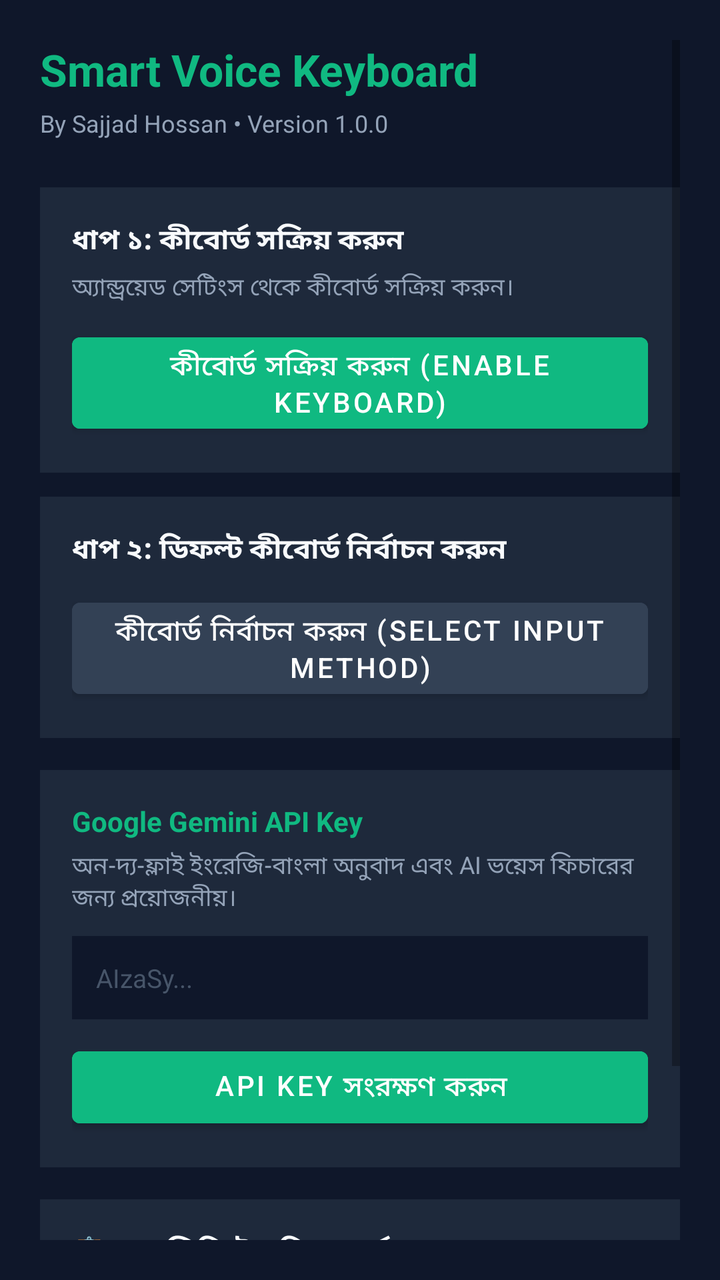
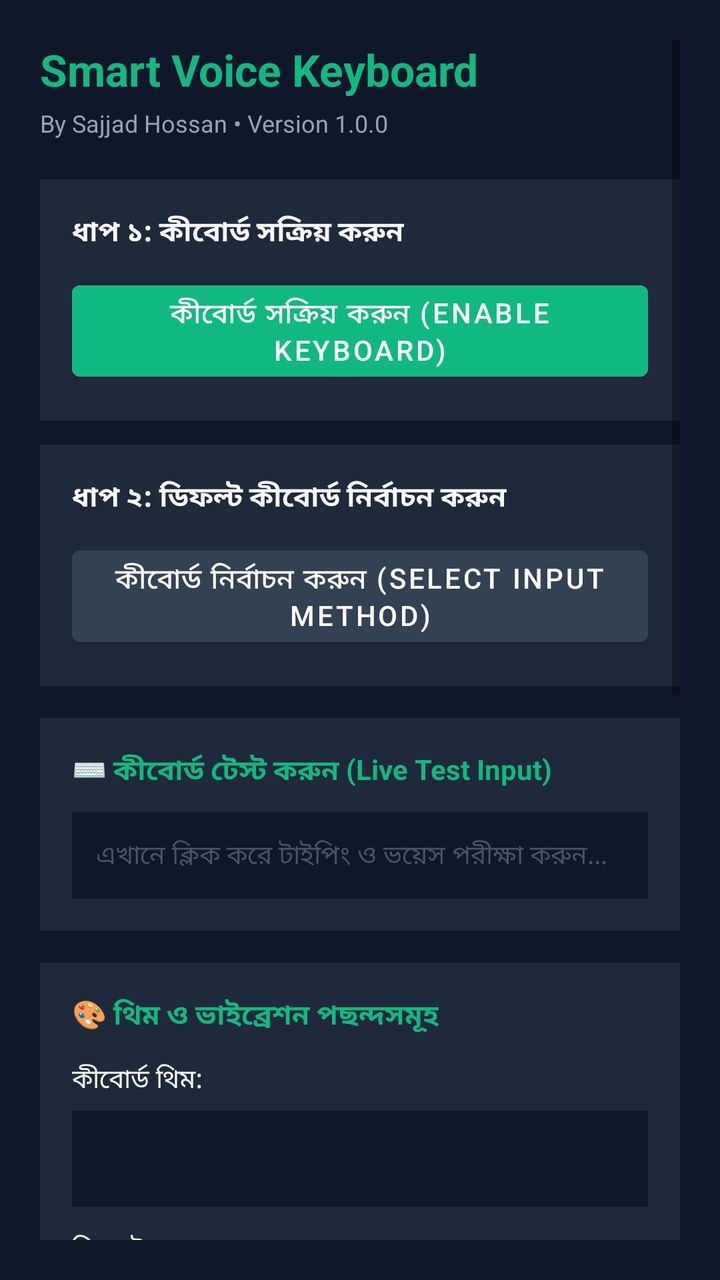

Compare the two renders of this Android layout. The source of the first and the diff that turns it into the second are given below.
<!-- AndroidManifest.xml: activity theme Theme.SmartVoiceKeyboard -->
<!-- res/layout/activity_settings.xml -->
<?xml version="1.0" encoding="utf-8"?>
<ScrollView xmlns:android="http://schemas.android.com/apk/res/android"
    android:layout_width="match_parent"
    android:layout_height="match_parent"
    android:background="#0F172A"
    android:padding="20dp">

    <LinearLayout
        android:layout_width="match_parent"
        android:layout_height="wrap_content"
        android:orientation="vertical">

        <TextView
            android:layout_width="wrap_content"
            android:layout_height="wrap_content"
            android:text="Smart Voice Keyboard"
            android:textColor="#10B981"
            android:textSize="22sp"
            android:textStyle="bold" />

        <TextView
            android:layout_width="wrap_content"
            android:layout_height="wrap_content"
            android:layout_marginTop="4dp"
            android:text="By Sajjad Hossan • Version 1.0.0"
            android:textColor="#94A3B8"
            android:textSize="12sp" />

        
        <LinearLayout
            android:layout_width="match_parent"
            android:layout_height="wrap_content"
            android:layout_marginTop="24dp"
            android:background="#1E293B"
            android:orientation="vertical"
            android:padding="16dp">

            <TextView
                android:layout_width="wrap_content"
                android:layout_height="wrap_content"
                android:text="ধাপ ১: কীবোর্ড সক্রিয় করুন"
                android:textColor="#F8FAFC"
                android:textSize="14sp"
                android:textStyle="bold" />

            <TextView
                android:layout_width="wrap_content"
                android:layout_height="wrap_content"
                android:layout_marginTop="4dp"
                android:text="অ্যান্ড্রয়েড সেটিংস থেকে কীবোর্ড সক্রিয় করুন।"
                android:textColor="#94A3B8"
                android:textSize="12sp" />

            <Button
                android:id="@+id/btnEnableKeyboard"
                android:layout_width="match_parent"
                android:layout_height="wrap_content"
                android:layout_marginTop="10dp"
                android:backgroundTint="#10B981"
                android:text="কীবোর্ড সক্রিয় করুন (Enable Keyboard)"
                android:textColor="#FFFFFF" />
        </LinearLayout>

        
        <LinearLayout
            android:layout_width="match_parent"
            android:layout_height="wrap_content"
            android:layout_marginTop="12dp"
            android:background="#1E293B"
            android:orientation="vertical"
            android:padding="16dp">

            <TextView
                android:layout_width="wrap_content"
                android:layout_height="wrap_content"
                android:text="ধাপ ২: ডিফল্ট কীবোর্ড নির্বাচন করুন"
                android:textColor="#F8FAFC"
                android:textSize="14sp"
                android:textStyle="bold" />

            <Button
                android:id="@+id/btnSelectKeyboard"
                android:layout_width="match_parent"
                android:layout_height="wrap_content"
                android:layout_marginTop="10dp"
                android:backgroundTint="#334155"
                android:text="কীবোর্ড নির্বাচন করুন (Select Input Method)"
                android:textColor="#FFFFFF" />
        </LinearLayout>

        
        <LinearLayout
            android:layout_width="match_parent"
            android:layout_height="wrap_content"
            android:layout_marginTop="16dp"
            android:background="#1E293B"
            android:orientation="vertical"
            android:padding="16dp">

            <TextView
                android:layout_width="wrap_content"
                android:layout_height="wrap_content"
                android:text="Google Gemini API Key"
                android:textColor="#10B981"
                android:textSize="14sp"
                android:textStyle="bold" />

            <TextView
                android:layout_width="wrap_content"
                android:layout_height="wrap_content"
                android:layout_marginTop="4dp"
                android:text="অন-দ্য-ফ্লাই ইংরেজি-বাংলা অনুবাদ এবং AI ভয়েস ফিচারের জন্য প্রয়োজনীয়।"
                android:textColor="#94A3B8"
                android:textSize="12sp" />

            <EditText
                android:id="@+id/etApiKey"
                android:layout_width="match_parent"
                android:layout_height="wrap_content"
                android:layout_marginTop="10dp"
                android:background="#0F172A"
                android:hint="AIzaSy..."
                android:inputType="textPassword"
                android:padding="12dp"
                android:textColor="#FFFFFF"
                android:textColorHint="#475569"
                android:textSize="13sp" />

            <Button
                android:id="@+id/btnSaveApiKey"
                android:layout_width="match_parent"
                android:layout_height="wrap_content"
                android:layout_marginTop="10dp"
                android:backgroundTint="#10B981"
                android:text="API Key সংরক্ষণ করুন"
                android:textColor="#FFFFFF" />
        </LinearLayout>

        
        <LinearLayout
            android:layout_width="match_parent"
            android:layout_height="wrap_content"
            android:layout_marginTop="16dp"
            android:background="#1E293B"
            android:orientation="vertical"
            android:padding="16dp">

            <TextView
                android:layout_width="wrap_content"
                android:layout_height="wrap_content"
                android:text="📋 আনলিমিটেড ক্লিপবোর্ড ম্যানেজার"
                android:textColor="#F8FAFC"
                android:textSize="14sp"
                android:textStyle="bold" />

            <TextView
                android:layout_width="wrap_content"
                android:layout_height="wrap_content"
                android:layout_marginTop="4dp"
                android:text="কীবোর্ড চালুর সাথে সাথে যেকোনো অ্যাপ থেকে কপি করা টেক্সট স্বয়ংক্রিয়ভাবে ক্লিপবোর্ডে সংরক্ষিত হয়।"
                android:textColor="#94A3B8"
                android:textSize="12sp" />

            <Button
                android:id="@+id/btnClearClipboard"
                android:layout_width="match_parent"
                android:layout_height="wrap_content"
                android:layout_marginTop="10dp"
                android:backgroundTint="#EF4444"
                android:text="ক্লিপবোর্ড মেমোরি খালি করুন"
                android:textColor="#FFFFFF" />
        </LinearLayout>

    </LinearLayout>
</ScrollView>
<!-- resources referenced by this layout -->
<resources>
  <style name="Theme.SmartVoiceKeyboard" parent="Theme.MaterialComponents.DayNight.NoActionBar">
          <item name="colorPrimary">@color/kb_accent</item>
          <item name="colorPrimaryVariant">@color/kb_toolbar_bg</item>
          <item name="colorOnPrimary">@color/kb_text_primary</item>
          <item name="android:statusBarColor">@color/kb_toolbar_bg</item>
          <item name="android:navigationBarColor">@color/kb_toolbar_bg</item>
      </style>
  <color name="kb_accent">#10B981</color>
  <color name="kb_toolbar_bg">#0F172A</color>
  <color name="kb_text_primary">#F8FAFC</color>
</resources>

<!-- the commit's change to res/layout/activity_settings.xml (unified diff, before → after) -->
@@ -30,7 +30,7 @@
         <LinearLayout
             android:layout_width="match_parent"
             android:layout_height="wrap_content"
-            android:layout_marginTop="24dp"
+            android:layout_marginTop="20dp"
             android:background="#1E293B"
             android:orientation="vertical"
             android:padding="16dp">
@@ -42,14 +42,6 @@
                 android:textColor="#F8FAFC"
                 android:textSize="14sp"
                 android:textStyle="bold" />
-
-            <TextView
-                android:layout_width="wrap_content"
-                android:layout_height="wrap_content"
-                android:layout_marginTop="4dp"
-                android:text="অ্যান্ড্রয়েড সেটিংস থেকে কীবোর্ড সক্রিয় করুন।"
-                android:textColor="#94A3B8"
-                android:textSize="12sp" />
 
             <Button
                 android:id="@+id/btnEnableKeyboard"
@@ -100,18 +92,110 @@
             <TextView
                 android:layout_width="wrap_content"
                 android:layout_height="wrap_content"
+                android:text="⌨️ কীবোর্ড টেস্ট করুন (Live Test Input)"
+                android:textColor="#10B981"
+                android:textSize="14sp"
+                android:textStyle="bold" />
+
+            <EditText
+                android:id="@+id/etTestKeyboard"
+                android:layout_width="match_parent"
+                android:layout_height="wrap_content"
+                android:layout_marginTop="10dp"
+                android:background="#0F172A"
+                android:hint="এখানে ক্লিক করে টাইপিং ও ভয়েস পরীক্ষা করুন..."
+                android:padding="12dp"
+                android:textColor="#FFFFFF"
+                android:textColorHint="#475569"
+                android:textSize="13sp" />
+        </LinearLayout>
+
+        
+        <LinearLayout
+            android:layout_width="match_parent"
+            android:layout_height="wrap_content"
+            android:layout_marginTop="16dp"
+            android:background="#1E293B"
+            android:orientation="vertical"
+            android:padding="16dp">
+
+            <TextView
+                android:layout_width="wrap_content"
+                android:layout_height="wrap_content"
+                android:text="🎨 থিম ও ভাইব্রেশন পছন্দসমূহ"
+                android:textColor="#10B981"
+                android:textSize="14sp"
+                android:textStyle="bold" />
+
+            <TextView
+                android:layout_width="wrap_content"
+                android:layout_height="wrap_content"
+                android:layout_marginTop="12dp"
+                android:text="কীবোর্ড থিম:"
+                android:textColor="#F8FAFC"
+                android:textSize="13sp" />
+
+            <Spinner
+                android:id="@+id/spinnerThemes"
+                android:layout_width="match_parent"
+                android:layout_height="wrap_content"
+                android:layout_marginTop="6dp"
+                android:background="#0F172A"
+                android:minHeight="48dp"
+                android:padding="8dp" />
+
+            <TextView
+                android:layout_width="wrap_content"
+                android:layout_height="wrap_content"
+                android:layout_marginTop="12dp"
+                android:text="ডিফল্ট মোড:"
+                android:textColor="#F8FAFC"
+                android:textSize="13sp" />
+
+            <Spinner
+                android:id="@+id/spinnerDefaultMode"
+                android:layout_width="match_parent"
+                android:layout_height="wrap_content"
+                android:layout_marginTop="6dp"
+                android:background="#0F172A"
+                android:minHeight="48dp"
+                android:padding="8dp" />
+
+            <CheckBox
+                android:id="@+id/cbVibration"
+                android:layout_width="wrap_content"
+                android:layout_height="wrap_content"
+                android:layout_marginTop="12dp"
+                android:checked="true"
+                android:text="কি-প্রেস হ্যাপটিক ভাইব্রেশন (Vibration on keypress)"
+                android:textColor="#F8FAFC" />
+
+            <CheckBox
+                android:id="@+id/cbSound"
+                android:layout_width="wrap_content"
+                android:layout_height="wrap_content"
+                android:layout_marginTop="6dp"
+                android:checked="true"
+                android:text="কি-প্রেস সাউন্ড এফেক্ট (Sound on keypress)"
+                android:textColor="#F8FAFC" />
+        </LinearLayout>
+
+        
+        <LinearLayout
+            android:layout_width="match_parent"
+            android:layout_height="wrap_content"
+            android:layout_marginTop="16dp"
+            android:background="#1E293B"
+            android:orientation="vertical"
+            android:padding="16dp">
+
+            <TextView
+                android:layout_width="wrap_content"
+                android:layout_height="wrap_content"
                 android:text="Google Gemini API Key"
                 android:textColor="#10B981"
                 android:textSize="14sp"
                 android:textStyle="bold" />
-
-            <TextView
-                android:layout_width="wrap_content"
-                android:layout_height="wrap_content"
-                android:layout_marginTop="4dp"
-                android:text="অন-দ্য-ফ্লাই ইংরেজি-বাংলা অনুবাদ এবং AI ভয়েস ফিচারের জন্য প্রয়োজনীয়।"
-                android:textColor="#94A3B8"
-                android:textSize="12sp" />
 
             <EditText
                 android:id="@+id/etApiKey"
@@ -127,20 +211,21 @@
                 android:textSize="13sp" />
 
             <Button
-                android:id="@+id/btnSaveApiKey"
+                android:id="@+id/btnSaveSettings"
                 android:layout_width="match_parent"
                 android:layout_height="wrap_content"
                 android:layout_marginTop="10dp"
                 android:backgroundTint="#10B981"
-                android:text="API Key সংরক্ষণ করুন"
-                android:textColor="#FFFFFF" />
-        </LinearLayout>
-
-        
-        <LinearLayout
-            android:layout_width="match_parent"
-            android:layout_height="wrap_content"
-            android:layout_marginTop="16dp"
+                android:text="সেটিংস সংরক্ষণ করুন (Save Settings)"
+                android:textColor="#FFFFFF" />
+        </LinearLayout>
+
+        
+        <LinearLayout
+            android:layout_width="match_parent"
+            android:layout_height="wrap_content"
+            android:layout_marginTop="16dp"
+            android:layout_marginBottom="30dp"
             android:background="#1E293B"
             android:orientation="vertical"
             android:padding="16dp">
@@ -153,21 +238,13 @@
                 android:textSize="14sp"
                 android:textStyle="bold" />
 
-            <TextView
-                android:layout_width="wrap_content"
-                android:layout_height="wrap_content"
-                android:layout_marginTop="4dp"
-                android:text="কীবোর্ড চালুর সাথে সাথে যেকোনো অ্যাপ থেকে কপি করা টেক্সট স্বয়ংক্রিয়ভাবে ক্লিপবোর্ডে সংরক্ষিত হয়।"
-                android:textColor="#94A3B8"
-                android:textSize="12sp" />
-
             <Button
                 android:id="@+id/btnClearClipboard"
                 android:layout_width="match_parent"
                 android:layout_height="wrap_content"
                 android:layout_marginTop="10dp"
                 android:backgroundTint="#EF4444"
-                android:text="ক্লিপবোর্ড মেমোরি খালি করুন"
+                android:text="ক্লিপবোর্ড মেমোরি খালি করুন (Clear Unpinned)"
                 android:textColor="#FFFFFF" />
         </LinearLayout>
 
